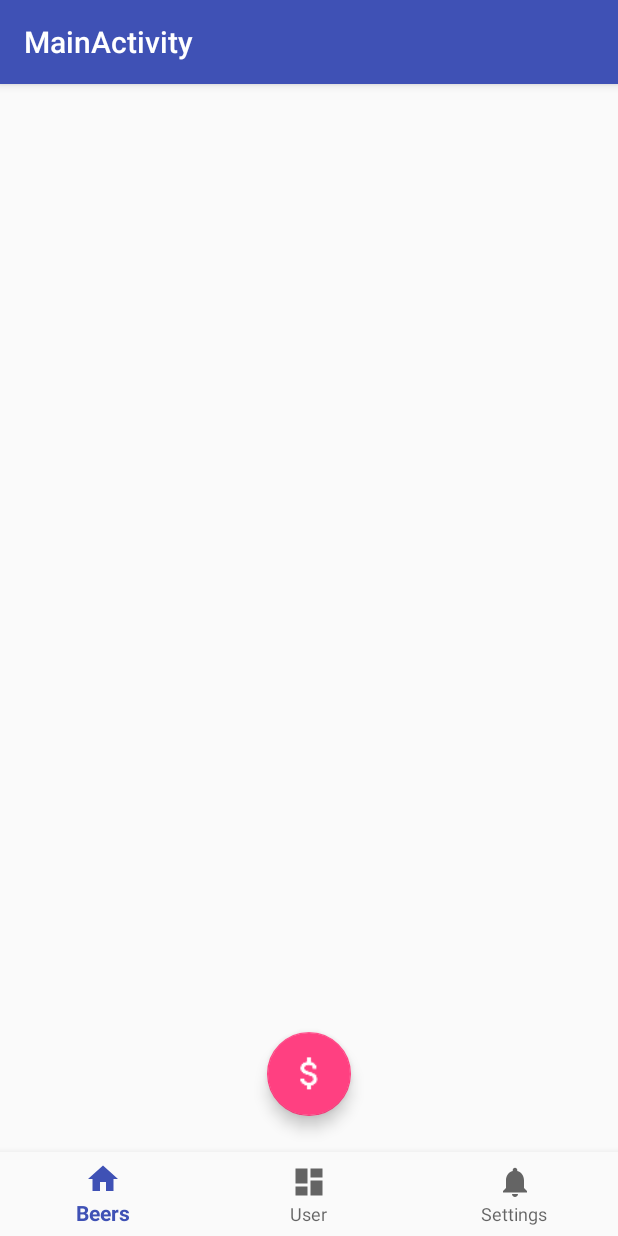
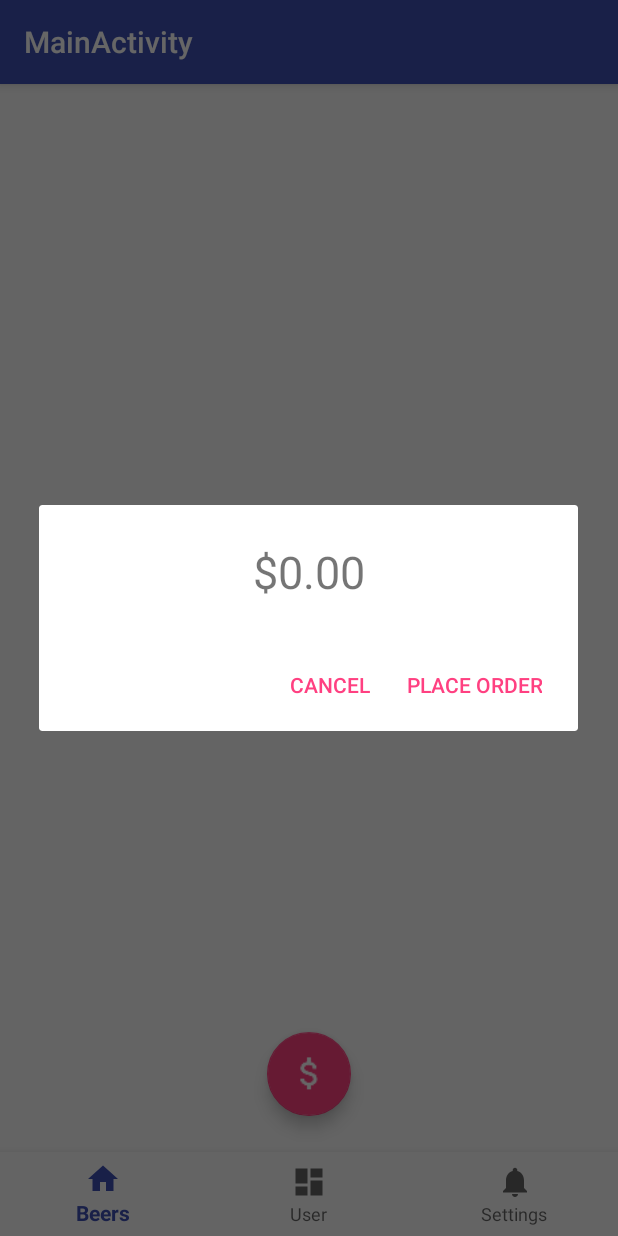
Before and after one commit to rayolanderos/UT-APT-FinalProject, an Android app: the screen it shows after launch once a user with an empty profile is signed in (MainActivity), after a tap on an icon or button, on a phone screen of 412 x 824 dp. Run offline under Robolectric (Android 15) with nearby library versions, the phone set to English and light mode, and no system bars; our stand-ins replace Firebase (no records; nobody signed in at launch, a user with empty details on screens opened directly), Picasso; pictures from the network do not load.

Commit message:
Added a confirmation dialog before actually placing the order

```diff
--- a/androidapp/HopSquadApp/app/src/main/java/com/hopsquad/hopsquadapp/activities/MainActivity.java
+++ b/androidapp/HopSquadApp/app/src/main/java/com/hopsquad/hopsquadapp/activities/MainActivity.java
@@ -20,9 +20,9 @@ import com.hopsquad.hopsquadapp.viewmodels.MainViewModel;
 public class MainActivity extends BaseActivity {
 
     private MainViewModel viewModel;
-    private final String TAP_LIST_FRAGMENT_TAG = "TAP_LIST";
-    private final String USER_HISTORY_FRAGMENT_TAG = "USER_HISTORY";
-    private final String SETTINGS_FRAGMENT_TAG = "SETTINGS";
+    public static final String TAP_LIST_FRAGMENT_TAG = "TAP_LIST";
+    public static final String USER_HISTORY_FRAGMENT_TAG = "USER_HISTORY";
+    public static final String SETTINGS_FRAGMENT_TAG = "SETTINGS";
 
 
     private BottomNavigationView.OnNavigationItemSelectedListener mOnNavigationItemSelectedListener
--- /dev/null
+++ b/androidapp/HopSquadApp/app/src/main/java/com/hopsquad/hopsquadapp/fragments/ConfirmOrderFragment.java
@@ -0,0 +1,96 @@
+package com.hopsquad.hopsquadapp.fragments;
+
+import android.app.AlertDialog;
+import android.app.Dialog;
+import android.arch.lifecycle.ViewModelProviders;
+import android.content.Context;
+import android.content.DialogInterface;
+import android.os.Bundle;
+import android.support.v4.app.DialogFragment;
+import android.support.v4.app.Fragment;
+import android.support.v4.app.FragmentManager;
+import android.view.LayoutInflater;
+import android.view.View;
+import android.widget.TextView;
+
+import com.hopsquad.hopsquadapp.R;
+import com.hopsquad.hopsquadapp.activities.MainActivity;
+import com.hopsquad.hopsquadapp.viewmodels.TapListViewModel;
+
+import java.text.NumberFormat;
+
+public class ConfirmOrderFragment extends DialogFragment {
+
+    public ConfirmOrderFragment() {
+        // Required empty public constructor
+    }
+
+    TapListViewModel viewModel;
+
+    @Override
+    public void onAttach(Context context) {
+        super.onAttach(context);
+
+        //viewModel = ViewModelProviders.of(context).get(TapListViewModel.class);
+    }
+
+    @Override
+    public void onCreate(Bundle savedInstaceState) {
+        super.onCreate(savedInstaceState);
+
+        viewModel = ViewModelProviders.of(getTapListFragment()).get(TapListViewModel.class);
+    }
+
+    @Override
+    public Dialog onCreateDialog(Bundle savedInstanceState) {
+
+        LayoutInflater inflater = getActivity().getLayoutInflater();
+        View dialogView = inflater.inflate(R.layout.fragment_confirm_order, null);
+
+        TextView totalTextView = dialogView.findViewById(R.id.totalConfirmationDialogText);
+        totalTextView.setText(NumberFormat.getCurrencyInstance().format(viewModel.getOrderTotal()));
+
+        AlertDialog.Builder builder = new AlertDialog.Builder(getActivity());
+        builder.setView(dialogView)
+            .setPositiveButton(R.string.confirm_order_dialog_button, new DialogClickHandler(this, UserAction.ACCEPTED))
+            .setNegativeButton(R.string.cancel_order_button_dialog, new DialogClickHandler(this, UserAction.CANCELED));
+        return builder.create();
+    }
+
+    private TapListFragment getTapListFragment() {
+        return (TapListFragment) getFragmentManager().findFragmentByTag(MainActivity.TAP_LIST_FRAGMENT_TAG);
+    }
+
+    private enum UserAction { CANCELED, ACCEPTED};
+
+    private void confirmOrder() {
+        TapListFragment parentFragment = (TapListFragment) this.getParentFragment();
+        if (parentFragment != null) {
+            parentFragment.confirmOrder();
+        }
+    }
+
+    private static class DialogClickHandler implements DialogInterface.OnClickListener {
+        private UserAction action;
+        private ConfirmOrderFragment fragment;
+
+        public DialogClickHandler(ConfirmOrderFragment fragment, UserAction action) {
+            this.fragment = fragment;
+            this.action = action;
+        }
+
+        private boolean wasCanceled() {
+            return action == UserAction.CANCELED;
+        }
+
+        @Override
+        public void onClick(DialogInterface dialogInterface, int i) {
+            if (wasCanceled()) {
+                dialogInterface.cancel();
+            } else {
+                fragment.getTapListFragment().confirmOrder();
+                dialogInterface.dismiss();
+            }
+        }
+    }
+}
--- a/androidapp/HopSquadApp/app/src/main/java/com/hopsquad/hopsquadapp/fragments/TapListFragment.java
+++ b/androidapp/HopSquadApp/app/src/main/java/com/hopsquad/hopsquadapp/fragments/TapListFragment.java
@@ -63,6 +63,23 @@ public class TapListFragment extends BaseFragment {
         return v;
     }
 
+    public void confirmOrder() {
+
+        // TODO Add loading spinner
+
+        final LiveData<Order> orderLiveData = viewModel.placeOrder();
+        final TapListFragment thisFragment = this;
+        orderLiveData.observe(this, new Observer<Order>() {
+            @Override
+            public void onChanged(@Nullable Order order) {
+                thisFragment.showToast(R.string.order_succesfully_placed_msg);
+                viewModel.clearOrder();
+                mRecyclerView.setAdapter(mAdapter); // Setting the adapter again refreshes the list.
+                orderLiveData.removeObservers(thisFragment);
+            }
+        });
+    }
+
     private void initializeViews() {
         initializePlaceOrderButton();
         initializeRecyclerView();
@@ -72,28 +89,14 @@ public class TapListFragment extends BaseFragment {
         placeOrderBtn.setOnClickListener(new View.OnClickListener() {
             @Override
             public void onClick(View v) {
-                placeOrder();
+                displayOrderConfirmation();
             }
         });
     }
 
-    private void placeOrder() {
-
-        // TODO Add confirmation DialogFragment
-
-        // TODO Add loading spinner
-
-        final LiveData<Order> orderLiveData = viewModel.placeOrder();
-        final TapListFragment thisFragment = this;
-        orderLiveData.observe(this, new Observer<Order>() {
-            @Override
-            public void onChanged(@Nullable Order order) {
-                viewModel.clearOrder();
-                mRecyclerView.setAdapter(mAdapter); // Setting the adapter again refreshes the list.
-                orderLiveData.removeObservers(thisFragment);
-            }
-        });
-
+    private void displayOrderConfirmation() {
+        ConfirmOrderFragment confirmDialog = new ConfirmOrderFragment();
+        confirmDialog.show(this.getFragmentManager(), "CONFIRM_ORDER");
     }
 
     private void initializeRecyclerView() {
--- a/androidapp/HopSquadApp/app/src/main/java/com/hopsquad/hopsquadapp/viewmodels/TapListViewModel.java
+++ b/androidapp/HopSquadApp/app/src/main/java/com/hopsquad/hopsquadapp/viewmodels/TapListViewModel.java
@@ -2,8 +2,8 @@ package com.hopsquad.hopsquadapp.viewmodels;
 
 
 import android.arch.lifecycle.LiveData;
+import android.arch.lifecycle.MutableLiveData;
 import android.arch.lifecycle.ViewModel;
-import android.graphics.Bitmap;
 
 import com.google.firebase.auth.FirebaseAuth;
 import com.google.firebase.auth.FirebaseUser;
@@ -12,12 +12,11 @@ import com.hopsquad.hopsquadapp.api.WebServiceRepository;
 import com.hopsquad.hopsquadapp.models.BeerAndQuantity;
 import com.hopsquad.hopsquadapp.models.Order;
 
-import java.lang.ref.WeakReference;
 import java.util.ArrayList;
 import java.util.HashMap;
 import java.util.List;
 import java.util.Map;
-import java.util.concurrent.ConcurrentHashMap;
+import java.util.function.Predicate;
 
 /**
  * Created by memo on 15/11/17.
@@ -27,14 +26,13 @@ public class TapListViewModel extends ViewModel {
 
     private LiveData<List<Beer>> tapList;
     private WebServiceRepository webRepo;
-
-    private HashMap<String, Integer> orderList;
-
-    private ConcurrentHashMap<String, WeakReference<Bitmap>> beerImages;
+    private HashMap<Beer, Integer> orderInfo;
+    private MutableLiveData<Float> liveTotal;
 
     public TapListViewModel() {
-        orderList = new HashMap<>();
-        beerImages = new ConcurrentHashMap<>();
+        orderInfo = new HashMap<>();
+        liveTotal = new MutableLiveData<>();
+        liveTotal.setValue(0.0f);
     }
 
     public void init() {
@@ -50,25 +48,51 @@ public class TapListViewModel extends ViewModel {
     }
 
     public int getQuantityOrdered(String beerId) {
-        if (orderList.containsKey(beerId)) {
-
-            return orderList.get(beerId);
+        if (orderInfo.containsKey(beerId)) {
+            return orderInfo.get(beerId);
         }
 
-        return 0;
+        return 0; // Maybe there's a better value?
     }
 
     public void setQuantityOrdered(String beerId, int quantity) {
-        orderList.put(beerId, quantity);
+        float currentTotal = liveTotal.getValue();
+
+        Beer beer = getBeerById(beerId);
+        Integer currentQty = orderInfo.get(beer);
+
+        if (currentQty == null || currentQty.intValue() == 0) {
+            currentTotal += quantity * beer.price;
+        } else {
+            currentTotal += (quantity - currentQty.intValue()) * beer.price;
+        }
+
+        liveTotal.setValue(currentTotal);
+        orderInfo.put(beer, quantity);
+    }
+
+    private Beer getBeerById(String id) {
+        List<Beer> currentTapList = tapList.getValue();
+        for (Beer beer : currentTapList) {
+            if (beer.id.equals(id)) {
+                return beer;
+            }
+        }
+        return null;
     }
 
     public void clearOrder() {
-        orderList.clear();
+        orderInfo.clear();
+        liveTotal.setValue(0.0f);
     }
 
     public LiveData<Order> placeOrder() {
         Order order = buildOrder();
         return webRepo.placeOrder(order);
+    }
+
+    public float getOrderTotal() {
+        return liveTotal.getValue();
     }
 
     private Order buildOrder() {
@@ -79,44 +103,27 @@ public class TapListViewModel extends ViewModel {
         order.invoice = "12039489384";
         order.rewardId = 0;
         order.userId = getUserId();
+        order.beers = getBeersByQuantity();
         // TODO: Add the rest of properties
 
-        computeTotal(order);
         return order;
     }
 
-    private void computeTotal(Order order) {
-        float total = 0.0f;
-        List<Beer> beers = tapList.getValue();
-        ArrayList<BeerAndQuantity> quantitites = new ArrayList<>();
+    private List<BeerAndQuantity> getBeersByQuantity() {
+        ArrayList<BeerAndQuantity> quantities = new ArrayList<>();
 
-        for (Map.Entry<String, Integer> beerAndQty : orderList.entrySet()) {
-            Beer beer = null;
-            String beerId = beerAndQty.getKey();
+        for (Map.Entry<Beer, Integer> beerAndQty : orderInfo.entrySet()) {
+            Beer beer = beerAndQty.getKey();
             int quantity = beerAndQty.getValue();
 
             if (quantity == 0) {
                 continue;
             }
 
-            for(Beer b : beers) {
-                if (b.id.equals(beerId)) {
-                    beer = b;
-                    break;
-                }
-            }
-
-            if (beer == null) {
-                throw new RuntimeException(String.format("Beer with id %s not found.", beerId));
-            }
-
-            quantitites.add(new BeerAndQuantity(beerId, quantity));
-
-            total += beer.price * quantity;
+            quantities.add(new BeerAndQuantity(beer.id, quantity));
         }
 
-        order.beers = quantitites;
-        order.total = total;
+        return quantities;
     }
 
     private String getUserId() {
--- a/androidapp/HopSquadApp/app/src/main/res/layout/beer_list_item.xml
+++ b/androidapp/HopSquadApp/app/src/main/res/layout/beer_list_item.xml
@@ -48,10 +48,9 @@
                 android:layout_width="wrap_content"
                 android:layout_height="wrap_content"
                 android:layout_marginBottom="8dp"
-                android:layout_marginEnd="10dp"
                 android:layout_marginTop="8dp"
                 android:layout_weight="1"
-                android:dropDownWidth="24dp"
+                android:dropDownWidth="match_parent"
                 android:entries="@array/beer_order_amount"
                 android:minWidth="24dp"
                 app:layout_constraintBottom_toBottomOf="parent"
--- /dev/null
+++ b/androidapp/HopSquadApp/app/src/main/res/layout/fragment_confirm_order.xml
@@ -0,0 +1,26 @@
+<android.support.constraint.ConstraintLayout xmlns:android="http://schemas.android.com/apk/res/android"
+    xmlns:app="http://schemas.android.com/apk/res-auto"
+    xmlns:tools="http://schemas.android.com/tools"
+    android:id="@+id/frameLayout"
+    android:layout_width="match_parent"
+    android:layout_height="match_parent"
+    tools:context="com.hopsquad.hopsquadapp.fragments.ConfirmOrderFragment">
+
+    <!-- TODO: Update blank fragment layout -->
+    <TextView
+        android:id="@+id/totalConfirmationDialogText"
+        android:layout_width="wrap_content"
+        android:layout_height="wrap_content"
+        android:layout_marginBottom="24dp"
+        android:layout_marginEnd="24dp"
+        android:layout_marginStart="24dp"
+        android:layout_marginTop="24dp"
+        android:text="@string/BeerPricePlaceHolder"
+        android:textAlignment="center"
+        android:textSize="30sp"
+        app:layout_constraintBottom_toBottomOf="parent"
+        app:layout_constraintEnd_toEndOf="parent"
+        app:layout_constraintStart_toStartOf="parent"
+        app:layout_constraintTop_toTopOf="parent" />
+
+</android.support.constraint.ConstraintLayout>
--- a/androidapp/HopSquadApp/app/src/main/res/values/strings.xml
+++ b/androidapp/HopSquadApp/app/src/main/res/values/strings.xml
@@ -44,5 +44,8 @@
         <item>8</item>
         <item>9</item>
     </string-array>
+    <string name="confirm_order_dialog_button">Place Order</string>
+    <string name="cancel_order_button_dialog">Cancel</string>
+    <string name="order_succesfully_placed_msg">Hey! You just got some beer!</string>
 
 </resources>
```
Also changed, not shown: androidapp/HopSquadApp/app/src/main/java/com/hopsquad/hopsquadapp/fragments/BaseFragment.java (+8 -0 lines).
